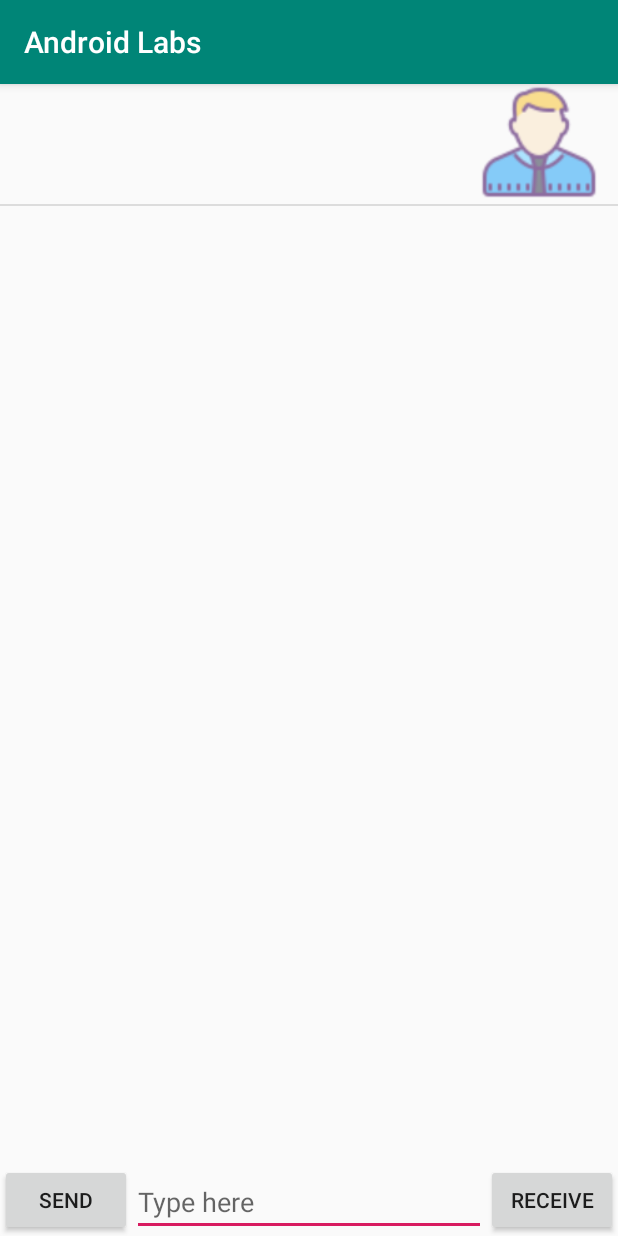
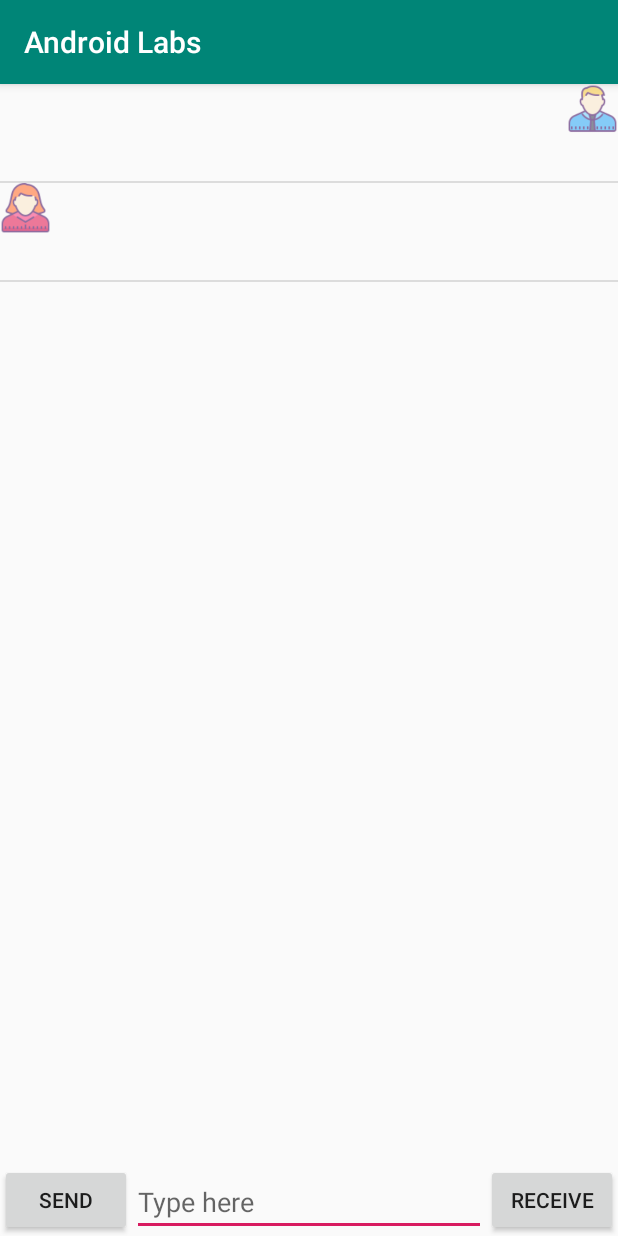
Before and after one commit to MKDharni/lab7, an Android app: the ChatRoomActivity screen opened directly, with no data from a screen before it, after a tap on "RECEIVE", on a phone screen of 412 x 824 dp. Run offline under Robolectric (Android 15) with nearby library versions, the phone set to English and light mode, and no system bars; 1 other tap on this screen came first.

```diff
--- a/app/src/main/java/com/example/androidlabs/ChatAdapter.java
+++ b/app/src/main/java/com/example/androidlabs/ChatAdapter.java
@@ -9,44 +9,51 @@ import android.widget.TextView;
 
 import java.util.List;
 
-public class ChatAdapter extends BaseAdapter {
-    private List<MessageModel> listMessage;
+class ChatAdapter extends BaseAdapter {
+
+    private List<Message> messages;
     private Context context;
     private LayoutInflater inflater;
 
-    @Override
-    public int getCount() {
-        return listMessage.size();
-    }
-    public ChatAdapter(List<MessageModel> listMessage, Context context) {
-        this.listMessage =listMessage;
+    public ChatAdapter(List<Message> messages, Context context)
+    {
+        this.messages = messages;
         this.context = context;
-        this.inflater = (LayoutInflater)context.getSystemService(Context.LAYOUT_INFLATER_SERVICE);
-    }
-    @Override
-    public Object getItem(int position) {
-        return listMessage.get(position);
-    }
-
-    @Override
-    public long getItemId(int position) {
-        return position;
+        this.inflater = (LayoutInflater) context.getSystemService(Context.LAYOUT_INFLATER_SERVICE);
     }
 
     @Override
     public View getView(int position, View convertView, ViewGroup parent) {
-        View view = convertView;
+        View v = convertView;
 
-        if (view == null){
-            if (listMessage.get(position).isSend()){
-                view = inflater.inflate(R.layout.left_layout, null);
+        if (v == null){
+            if (messages.get(position).isGone()){
+                v = inflater.inflate(R.layout.left_layout, null);
+}
+            else
+                {
+                v = inflater.inflate(R.layout.right_layout, null);
+                }
+            TextView  messageTyped = (TextView)v.findViewById(R.id.textOnly);
+            messageTyped.setText(messages.get(position).message);
+        }
+        return v;
+    }
+    @Override
+    public int getCount()
+    {
+        return messages.size();
+    }
 
-            }else {
-                view = inflater.inflate(R.layout.right_layout, null);
-            }
-            TextView messageText = (TextView)view.findViewById(R.id.msgRight);
-            messageText.setText(listMessage.get(position).message);
-        }
-        return view;
+    @Override
+    public Object getItem(int position)
+    {
+        return messages.get(position);
+    }
+
+    @Override
+    public long getItemId(int position)
+    {
+        return position;
     }
 }
--- a/app/src/main/java/com/example/androidlabs/ChatRoomActivity.java
+++ b/app/src/main/java/com/example/androidlabs/ChatRoomActivity.java
@@ -1,21 +1,15 @@
 package com.example.androidlabs;
-
 
 import androidx.appcompat.app.AlertDialog;
 import androidx.appcompat.app.AppCompatActivity;
-import androidx.swiperefreshlayout.widget.SwipeRefreshLayout;
 
 import android.content.ContentValues;
 import android.content.DialogInterface;
 import android.database.Cursor;
 import android.database.sqlite.SQLiteDatabase;
 import android.os.Bundle;
-import android.os.Message;
-import android.view.LayoutInflater;
 import android.view.View;
-import android.view.ViewGroup;
 import android.widget.AdapterView;
-import android.widget.BaseAdapter;
 import android.widget.Button;
 import android.widget.EditText;
 import android.widget.ListView;
@@ -24,64 +18,58 @@ import android.util.Log;
 import java.util.ArrayList;
 import java.util.List;
 
+import static com.example.androidlabs.Database.COLUMN_ID;
+import static com.example.androidlabs.Database.COLUMN_MESSAGE;
 
-public class ChatRoomActivity extends AppCompatActivity {
+
+public class ChatRoomActivity extends AppCompatActivity
+{
     private ChatAdapter myAdapter;
     private EditText chatField;
-    private String value;
-
-
-    List<MessageModel> messageList = new ArrayList<>();
-    Button sButton;
-    Button rButton;
+    //private String value;
+    List<Message> messageList = new ArrayList<>();
+    Button SendingButton;
+    Button ReceivingButton;
     ListView listView;
 
     @Override
-    protected void onCreate(Bundle savedInstanceState) {
+    protected void onCreate(Bundle savedInstanceState)
+    {
         super.onCreate(savedInstanceState);
         setContentView(R.layout.activity_chat_room);
-
-
-        sButton = (Button) findViewById(R.id.buttonReceive);
-        rButton = (Button) findViewById(R.id.buttonReceive);
         listView = (ListView) findViewById(R.id.listView);
         chatField = (EditText) findViewById(R.id.msgBox);
+        SendingButton = (Button) findViewById(R.id.buttonSend);
+        ReceivingButton = (Button) findViewById(R.id.buttonReceive);
         myAdapter= new ChatAdapter(messageList,this);
-
-
-        MyDataOpener dbOpener = new MyDataOpener(this);
-        SQLiteDatabase db = dbOpener.getWritableDatabase();
-        String[] columns = {MyDataOpener.COLUMN_ID, MyDataOpener.COLUMN_SEND, MyDataOpener.COLUMN_MESSAGE};
-        String tableName = MyDataOpener.TABLE_NAME;
-        Cursor results = db.query(false, tableName, columns, null, null, null, null, null, null);
-
-        dbOpener.printCursor(results);
-        int isSendColumnIndex = results.getColumnIndex(MyDataOpener.COLUMN_SEND);
-        int messageColIndex = results.getColumnIndex(MyDataOpener.COLUMN_MESSAGE);
-        int idColIndex = results.getColumnIndex(MyDataOpener.COLUMN_ID);
-
-        while (results.moveToNext()) {
-            int isSendInt = results.getInt(isSendColumnIndex);
+        Database dbase = new Database(this);
+        SQLiteDatabase db = dbase.getWritableDatabase();
+        String[] columns = {COLUMN_ID, Database.COLUMN_SEND, COLUMN_MESSAGE};
+        String tableName = Database.TABLE_NAME;
+        Cursor mainQuery = db.query(false, tableName, columns, null, null, null, null, null, null);
+        dbase.printCursor(mainQuery);
+        int isSendColumnIndex = mainQuery.getColumnIndex(Database.COLUMN_SEND);
+        int messageColIndex = mainQuery.getColumnIndex(COLUMN_MESSAGE);
+        int idColIndex = mainQuery.getColumnIndex(COLUMN_ID);
+        while (mainQuery.moveToNext()) {
+            int isSendInt = mainQuery.getInt(isSendColumnIndex);
             boolean isSent = false;
             if (isSendInt == 1) {
                 isSent = true;
             }
-            String theMessage = results.getString(messageColIndex);
-
-            Long id = results.getLong(idColIndex);
-            messageList.add(new MessageModel(theMessage, isSent, id));
+            String theMessage = mainQuery.getString(messageColIndex);
+            Long id = mainQuery.getLong(idColIndex);
+            messageList.add(new Message(theMessage, isSent, id));
         }
         listView.setAdapter(myAdapter);
 
-
-        sButton.setOnClickListener(click -> {
-            MessageModel message = new MessageModel(chatField.getText().toString(),true);
-            ContentValues newRowsValues = new ContentValues();
-            newRowsValues.put(MyDataOpener.COLUMN_MESSAGE, message.getMessage());
-            newRowsValues.put(MyDataOpener.COLUMN_SEND, message.isSend());
-            long newId = db.insert(MyDataOpener.TABLE_NAME, null, newRowsValues);
+            SendingButton.setOnClickListener(click -> {
+            Message message = new Message(chatField.getText().toString(),true);
+            ContentValues newValues = new ContentValues();
+            newValues.put(COLUMN_MESSAGE, message.getMessage());
+            newValues.put(Database.COLUMN_SEND, message.isGone());
+            long newId = db.insert(Database.TABLE_NAME, null, newValues);
             message.messageID = newId;
-
             messageList.add(message);
             chatField.setText("");
             myAdapter.notifyDataSetChanged();
@@ -89,37 +77,33 @@ public class ChatRoomActivity extends AppCompatActivity {
         });
 
 
-        rButton.setOnClickListener(click -> {
-
-            MessageModel message = new MessageModel(chatField.getText().toString(),false);
-            ContentValues newRowsValues = new ContentValues();
-            newRowsValues.put(MyDataOpener.COLUMN_MESSAGE, message.getMessage());
-            newRowsValues.put(MyDataOpener.COLUMN_SEND, message.isSend());
-            long newId = db.insert(MyDataOpener.TABLE_NAME, null, newRowsValues);
-            message.messageID = newId;
-
-            messageList.add(message);
+        ReceivingButton.setOnClickListener(click -> {
+            Message message = new Message(chatField.getText().toString(),false);
+            ContentValues newValues = new ContentValues();
+            newValues.put(COLUMN_MESSAGE, message.getMessage());
+            newValues.put(Database.COLUMN_SEND, message.isGone());
+            long longID = db.insert(Database.TABLE_NAME, null, newValues);
+            message.messageID = longID;
+             messageList.add(message);
             chatField.setText("");
             myAdapter.notifyDataSetChanged();
+            listView.setAdapter(myAdapter); });
+
+        listView.setOnItemLongClickListener((AdapterView<?> parent, View view, int position, long id) ->
+        {
+            AlertDialog.Builder alertBuilder = new AlertDialog.Builder(ChatRoomActivity.this);
+            alertBuilder.setTitle("Are you sure you want to delete?");
+            alertBuilder.setMessage("The data will be deleted.Do you want to continue?" +
+                    "+\n "+"The position/row of the chat is: "+ position+"\n"+"The id is: "+id);
+            alertBuilder.setPositiveButton("Yes", (DialogInterface dialog, int num) ->
+            {
+            Message messageToRemove = messageList.get(position);
+            db.delete(Database.TABLE_NAME, COLUMN_ID+"= ?",new String[]{Long.toString(messageToRemove.getMessageID())});
+            messageList.remove(position);
             listView.setAdapter(myAdapter);
-        });
-
-        listView.setOnItemLongClickListener((AdapterView<?> parent, View view, int position, long id) -> {
-            AlertDialog.Builder alertBuilder = new AlertDialog.Builder(ChatRoomActivity.this);
-            alertBuilder.setTitle("Message Deletion");
-            alertBuilder.setMessage("Message will be Deleted, do you want to continue ?");
-            alertBuilder.setPositiveButton("Yes", (DialogInterface dialog, int num) -> {
-                MessageModel messageToRemove = messageList.get(position);
-                db.delete(MyDataOpener.TABLE_NAME,MyDataOpener.COLUMN_ID+"= ?",new String[]{Long.toString(messageToRemove.getMessageID())});
-                messageList.remove(position);
-                listView.setAdapter(myAdapter);
-
             });
-
             alertBuilder.setNegativeButton("No", null);
             alertBuilder.show();
-            return true;
-        });
-        Log.d("ChatRoomActivity", "onCreate");
-    }
+            return true;});
+            Log.d("ChatRoomActivity", "onCreate");}
 }
--- a/app/src/main/java/com/example/androidlabs/MyDataOpener.java
+++ b/app/src/main/java/com/example/androidlabs/Database.java
@@ -1,17 +1,15 @@
 package com.example.androidlabs;
 
-import android.app.Activity;
 import android.content.Context;
 import android.database.Cursor;
 import android.database.DatabaseUtils;
 import android.database.sqlite.SQLiteDatabase;
 import android.database.sqlite.SQLiteOpenHelper;
-import android.icu.text.LocaleDisplayNames;
 import android.util.Log;
-
 import java.util.Arrays;
 
-public class MyDataOpener extends SQLiteOpenHelper {
+public class Database extends SQLiteOpenHelper
+{
     public static final String DATABASE_NAME = "MyDatabase";
     public static final int VERSION_NUM = 2;
     public static final String TABLE_NAME = "MESSAGETABLE";
@@ -19,34 +17,36 @@ public class MyDataOpener extends SQLiteOpenHelper {
     public static final String COLUMN_SEND = "DisSend";
     public static final String COLUMN_MESSAGE = "Dmessage";
 
-    public MyDataOpener(Context ctx) {
+    public Database(Context ctx)
+    {
         super(ctx, DATABASE_NAME, null, VERSION_NUM);
     }
-
-    public void onCreate(SQLiteDatabase db) {
+     public void onCreate(SQLiteDatabase db)
+    {
         db.execSQL("DROP TABLE IF EXISTS " + TABLE_NAME);
-        db.execSQL("CREATE TABLE " + TABLE_NAME + "( "
-                + COLUMN_ID + " INTEGER PRIMARY KEY AUTOINCREMENT,"
+        db.execSQL("CREATE TABLE " + TABLE_NAME + "( "+ COLUMN_ID + " INTEGER PRIMARY KEY AUTOINCREMENT,"
                 + COLUMN_SEND + " INTEGER , " + COLUMN_MESSAGE + " TEXT)");
     }
-
-    public void onUpgrade(SQLiteDatabase db, int oldVersion, int newVersion) {
+    public void onDowngrade(SQLiteDatabase db, int oldVersion, int newVersion)
+    {
+        Log.w(Database.class.getName(),"The database is upgraded from "
+                + oldVersion + " to "+ newVersion + " .");
         db.execSQL("DROP TABLE IF EXISTS " + TABLE_NAME);
         onCreate(db);
     }
-
-    public void onDowngrade(SQLiteDatabase db, int oldVersion, int newVersion) {
+    public void onUpgrade(SQLiteDatabase db, int oldVersion, int newVersion)
+    {
+        Log.w(Database.class.getName(),"The database is upgraded from "
+                + newVersion + " to "+ oldVersion + " .");
         db.execSQL("DROP TABLE IF EXISTS " + TABLE_NAME);
         onCreate(db);
     }
-
-    public void printCursor(Cursor c) {
-        Log.d("printCursor", "Datebase version Number : " + getReadableDatabase().getVersion());
-        Log.d("printCursor", "Number of columns in cursor : " + c.getColumnCount());
+    public void printCursor(Cursor c)
+    {
+        Log.d("printCursor", "The version of Datebase is : " + getReadableDatabase().getVersion());
+        Log.d("printCursor", "The total number of rows in the cursor: " + c.getCount());
+        Log.d("printCursor", "The number of columns in the cursor : " + c.getColumnCount());
         Log.d("printCursor", "Name of the columns in the cursor: " + Arrays.toString(c.getColumnNames()));
-        Log.d("printCursor", "Number of results in the cursor: " + c.getCount());
         Log.d("printCursor", "Each row of results in the cursor: " + DatabaseUtils.dumpCursorToString(c));
-
-
     }
 }
--- /dev/null
+++ b/app/src/main/java/com/example/androidlabs/Message.java
@@ -0,0 +1,57 @@
+package com.example.androidlabs;
+
+
+public class Message {
+    public String message;
+    public boolean isSend;
+    public long messageID;
+    private String action;
+
+    public Message(String message, boolean hasSend )
+    {
+        this.message = message;
+        this.isSend = hasSend;
+    }
+     public Message()
+    {
+    }
+     public String getMessage()
+    {
+        return message;
+    }
+    public void setMessage(String message)
+    {
+        this.message = message;
+
+    }
+    public void setAction(String action)
+    {
+        this.action = action;
+    }
+    public String getAction()
+    {
+        return this.action;
+    }
+    public Message(String message, boolean isSend, long messageID)
+    {
+        this.message=message;
+        this.isSend=isSend;
+        this.messageID=messageID;
+    }
+    public boolean isGone()
+    {
+        return isSend;
+    }
+    public void setSend(boolean send)
+    {
+        isSend = send;
+    }
+     public long getMessageID()
+    {
+        return messageID;
+    }
+    public void setMessageID(long messageID)
+    {
+        this.messageID = messageID;
+    }
+}
--- a/app/src/main/java/com/example/androidlabs/MessageModel.java
+++ /dev/null
@@ -1,47 +0,0 @@
-package com.example.androidlabs;
-
-
-public class MessageModel {
-    public String message;
-    public boolean isSend;
-    public long messageID;
-
-    public MessageModel(String message, boolean isSend ) {
-        this.message = message;
-        this.isSend = isSend;
-    }
-
-    public MessageModel() {
-    }
-
-    public String getMessage() {
-        return message;
-    }
-
-    public void setMessage(String message) {
-        this.message = message;
-
-    }
-
-    public MessageModel(String message,boolean isSend,long messageID){
-        this.message=message;
-        this.isSend=isSend;
-        this.messageID=messageID;
-    }
-
-    public boolean isSend() {
-        return isSend;
-    }
-
-    public void setSend(boolean send) {
-        isSend = send;
-    }
-
-    public long getMessageID() {
-        return messageID;
-    }
-
-    public void setMessageID(long messageID) {
-        this.messageID = messageID;
-    }
-}
--- a/app/src/main/res/layout/left_layout.xml
+++ b/app/src/main/res/layout/left_layout.xml
@@ -1,24 +1,27 @@
-<?xml version="1.0" encoding="utf-8"?>
-<RelativeLayout xmlns:android="http://schemas.android.com/apk/res/android"
-    android:id="@+id/leftLayout"
-    xmlns:app="http://schemas.android.com/apk/res-auto"
-    android:orientation="horizontal" android:layout_width="match_parent"
-    android:layout_height="match_parent">
+<?xml version="1.0" encoding="UTF-8"?>
 
+<RelativeLayout android:clipToPadding="false"
+    android:layout_height="wrap_content"
+    android:layout_width="match_parent"
+    xmlns:android="http://schemas.android.com/apk/res/android">
 
-    <ImageView
-        android:layout_alignParentStart="true"
-        android:id="@+id/imageLeft"
-        android:layout_width="105dp"
-        android:layout_height="80dp"
-        app:srcCompat="@drawable/row_send" />
+    <ListView android:layout_height="34dp"
+        android:layout_width="34dp"
+        android:scaleType="centerInside"
+        android:background="@drawable/row_receive"
+        android:layout_alignParentEnd="true"
+        android:id="@+id/receiverAvatar"/>
 
     <TextView
-        android:layout_toRightOf="@+id/imageLeft"
-        android:id="@+id/msgLeft"
-        android:layout_width="wrap_content"
         android:layout_height="wrap_content"
-        android:text="Left"
-        android:textSize="25dp"/>
+        android:layout_width="match_parent"
+        android:id="@+id/textOnly"
+        android:visibility="visible"
+        android:textSize="30dp"
+        android:textAlignment="textEnd"
+        android:paddingVertical="12dp"
+        android:paddingHorizontal="16dp"
+        android:elevation="2dp"
+        android:layout_toStartOf="@id/receiverAvatar"/>
 
 </RelativeLayout>
--- a/app/src/main/res/layout/right_layout.xml
+++ b/app/src/main/res/layout/right_layout.xml
@@ -1,24 +1,27 @@
-<?xml version="1.0" encoding="utf-8"?>
-<RelativeLayout xmlns:android="http://schemas.android.com/apk/res/android"
-    android:id="@+id/rightLayout"
-    xmlns:app="http://schemas.android.com/apk/res-auto"
-    android:orientation="horizontal" android:layout_width="match_parent"
-    android:layout_height="match_parent">
+<?xml version="1.0" encoding="UTF-8"?>
 
+    <RelativeLayout
+    android:clipToPadding="false"
+    android:layout_height="wrap_content"
+    android:layout_width="match_parent"
+    xmlns:android="http://schemas.android.com/apk/res/android">
 
-    <ImageView
-        android:layout_alignParentEnd="true"
-        android:id="@+id/imageRight"
-        android:layout_width="105dp"
-        android:layout_height="80dp"
-        app:srcCompat="@drawable/row_receive" />
+    <ListView
+        android:layout_height="34dp"
+        android:layout_width="34dp" android:scaleType="centerInside"
+        android:background="@drawable/row_send"
+        android:id="@+id/senderAvatar"/>
 
     <TextView
-        android:layout_toLeftOf="@+id/imageRight"
-        android:id="@+id/msgRight"
-        android:layout_width="wrap_content"
         android:layout_height="wrap_content"
-        android:text="Right"
-        android:textSize="25dp"/>
+        android:layout_width="match_parent"
+        android:id="@+id/textOnly"
+        android:visibility="visible"
+        android:textSize="30dp"
+        android:textAlignment="textStart"
+        android:paddingVertical="12dp"
+        android:paddingHorizontal="16dp"
+        android:elevation="2dp"
+        android:layout_toEndOf="@id/senderAvatar"/>
 
 </RelativeLayout>
--- a/app/src/main/res/values/strings.xml
+++ b/app/src/main/res/values/strings.xml
@@ -46,5 +46,6 @@
     <string name="passwordText">Type your password :</string>
     <string name="emailText">Enter your email address :</string>
     <string name="profileText">Your profile</string>
+    <string name="printCursor">The following data depicts the Database information:</string>
 
 </resources>
```
Also changed, not shown: app/src/main/java/com/example/androidlabs/MainActivity.java (+11 -70 lines), app/src/main/java/com/example/androidlabs/ProfileActivity.java (+10 -105 lines), app/src/main/res/layout/activity_main3.xml (added, +37 -0 lines).
